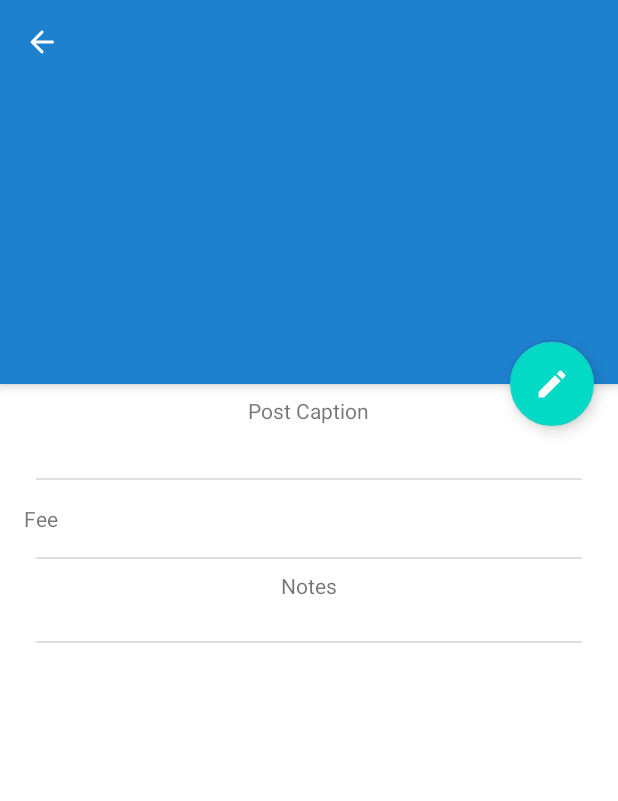
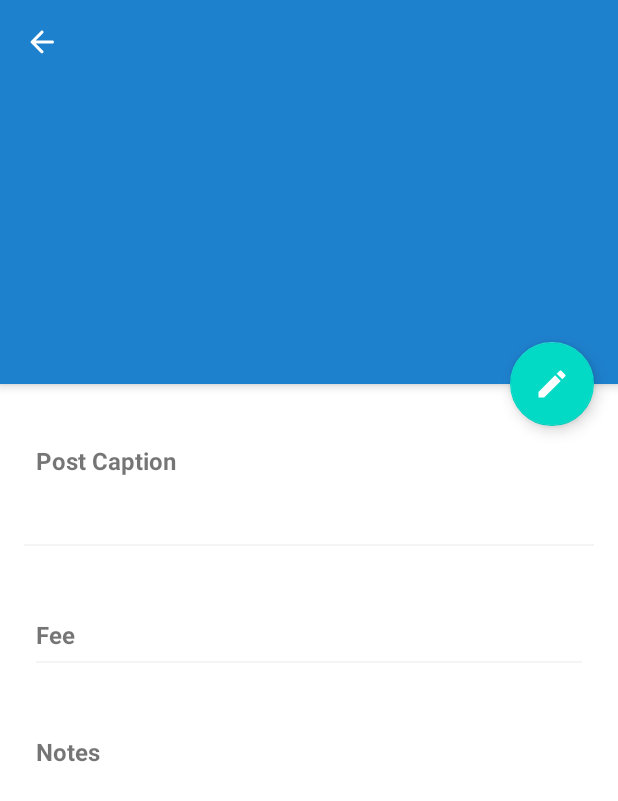
Before and after one commit to teddy-otieno/imp-mobile-android, an Android app: the layout activity_post_submission_view.xml on its own in the app's theme, with its tools: preview values and no code run, on a phone screen of 412 x 824 dp. Shown: the top 801 px of the screen. Run offline under Robolectric (Android 15) with nearby library versions, the phone set to English and light mode, and no system bars.

```diff
--- a/app/src/main/java/com/imp/impandroidclient/campaign/CampaignViewModel.kt
+++ b/app/src/main/java/com/imp/impandroidclient/campaign/CampaignViewModel.kt
@@ -6,8 +6,12 @@ import com.imp.impandroidclient.app_state.repos.CampaignRepository
 import com.imp.impandroidclient.app_state.repos.data.CampaignData
 
 class CampaignViewModel(val campaignId: Int) : ViewModel() {
+
     val campaignData: MutableLiveData<CampaignData> = MutableLiveData(CampaignRepository.getCampaignOfId(campaignId))
+    val dos  get() = CampaignRepository.dosData
+    val donts get() = CampaignRepository.dontsData
 
+    fun loadDosAndDonts() = CampaignRepository.loadDosAndDonts(campaignId)
     fun updateCampaign(campaign: CampaignData) {
         CampaignRepository.updateCampaign(campaign, campaignId)
         campaignData.postValue(CampaignRepository.getCampaignOfId(campaignId))
--- a/app/src/main/java/com/imp/impandroidclient/submission_types/PostSubmissionView.kt
+++ b/app/src/main/java/com/imp/impandroidclient/submission_types/PostSubmissionView.kt
@@ -83,6 +83,10 @@ class PostSubmissionView : AppCompatActivity() {
 
             startActivityForResult(intent, PATCH_NEW_IMAGE)
         }
+
+        app_toolbar.setNavigationOnClickListener {
+            finishAfterTransition()
+        }
     }
 
     override fun onActivityResult(requestCode: Int, resultCode: Int, data: Intent?) {
--- a/app/src/main/res/drawable/drawable_list_card.xml
+++ b/app/src/main/res/drawable/drawable_list_card.xml
@@ -11,7 +11,7 @@
             <solid android:color="@color/white"/>
             <stroke
                 android:width="1dp"
-                android:color="@color/outlineColor"/>
+                android:color="@color/divider_color"/>
 
         </shape>
 
--- a/app/src/main/res/layout/activity_campaign.xml
+++ b/app/src/main/res/layout/activity_campaign.xml
@@ -48,6 +48,7 @@
     </com.google.android.material.appbar.AppBarLayout>
 
     <androidx.core.widget.NestedScrollView
+        android:id="@+id/information_view"
         android:layout_width="match_parent"
         android:layout_height="wrap_content"
         android:background="@color/white"
--- a/app/src/main/res/layout/activity_choose_media.xml
+++ b/app/src/main/res/layout/activity_choose_media.xml
@@ -21,7 +21,6 @@
             app:layout_constraintStart_toStartOf="parent"
             app:layout_constraintTop_toTopOf="parent"
             app:title="@string/phone_gallery"
-            app:menu="@menu/media_menu"
             />
 
 
--- a/app/src/main/res/layout/activity_post_submission_view.xml
+++ b/app/src/main/res/layout/activity_post_submission_view.xml
@@ -28,6 +28,7 @@
                 />
 
             <com.google.android.material.appbar.MaterialToolbar
+                android:id="@+id/app_toolbar"
                 android:layout_width="match_parent"
                 android:layout_height="?attr/actionBarSize"
                 app:navigationIcon="@drawable/ic_arrow_back_24px"
@@ -49,19 +50,27 @@
         <LinearLayout
             android:layout_width="match_parent"
             android:layout_height="wrap_content"
+            android:paddingTop="@dimen/root_top_padding"
             android:orientation="vertical">
 
             <LinearLayout
                 android:layout_width="match_parent"
                 android:layout_height="wrap_content"
+                android:background="@drawable/drawable_list_card"
                 android:orientation="vertical"
+                android:layout_marginVertical="@dimen/item_vertical_margin"
+
+                android:paddingVertical="@dimen/container_vertical_padding"
+                android:paddingHorizontal="@dimen/container_horizontal_padding"
                 >
 
                 <TextView
                     android:layout_width="wrap_content"
                     android:layout_height="wrap_content"
                     android:text="@string/post_caption"
-                    android:layout_gravity="center"
+                    android:textSize="@dimen/submission_view_font_size"
+                    android:textStyle="bold"
+                    android:layout_gravity="start"
                     android:layout_marginVertical="@dimen/item_vertical_margin"
                     />
 
@@ -69,6 +78,8 @@
                     android:id="@+id/caption"
                     android:layout_width="match_parent"
                     android:layout_height="wrap_content"
+                    android:layout_marginTop="8dp"
+                    android:textSize="@dimen/submission_view_font_size"
                     />
 
 
@@ -85,18 +96,24 @@
                 android:layout_width="match_parent"
                 android:layout_height="wrap_content"
                 android:orientation="vertical"
+                android:paddingHorizontal="@dimen/container_horizontal_padding"
+                android:paddingVertical="@dimen/container_vertical_padding"
+                android:layout_marginVertical="@dimen/item_vertical_margin"
                 >
 
                 <LinearLayout
                     android:layout_width="match_parent"
                     android:layout_height="wrap_content"
                     android:orientation="horizontal"
+                    android:background="@drawable/drawable_list_card"
                     >
 
                     <TextView
                         android:layout_width="wrap_content"
                         android:layout_height="wrap_content"
                         android:text="@string/fee"
+                        android:textStyle="bold"
+                        android:textSize="@dimen/submission_view_font_size"
                         android:layout_gravity="center"
                         android:layout_marginVertical="@dimen/item_vertical_margin"
                         />
@@ -105,6 +122,9 @@
                         android:id="@+id/fee_rate"
                         android:layout_width="match_parent"
                         android:layout_height="wrap_content"
+                        android:textSize="@dimen/submission_view_font_size"
+                        android:layout_gravity="center_vertical"
+                        android:layout_marginStart="8dp"
                         />
 
                 </LinearLayout>
@@ -122,27 +142,30 @@
             <LinearLayout
                 android:layout_width="match_parent"
                 android:layout_height="wrap_content"
+                android:layout_marginVertical="@dimen/item_vertical_margin"
+                android:paddingHorizontal="@dimen/container_horizontal_padding"
+                android:background="@drawable/drawable_list_card"
+                android:paddingVertical="@dimen/container_vertical_padding"
                 android:orientation="vertical">
 
                 <TextView
                     android:layout_width="wrap_content"
                     android:layout_height="wrap_content"
                     android:text="@string/notes"
-                    android:layout_gravity="center"/>
+                    android:textStyle="bold"
+                    android:layout_gravity="start"
+                    android:textSize="@dimen/submission_view_font_size"
+                    />
 
                 <TextView
                     android:id="@+id/notes"
                     android:layout_width="match_parent"
                     android:layout_height="wrap_content"
+                    android:layout_marginTop="8dp"
+                    android:textSize="@dimen/submission_view_font_size"
                     />
             </LinearLayout>
 
-            <View
-                android:layout_width="match_parent"
-                android:layout_height="wrap_content"
-                android:layout_margin="@dimen/item_vertical_margin"
-                style="@style/Divider"
-                />
 
         </LinearLayout>
 
--- a/app/src/main/res/values/colors.xml
+++ b/app/src/main/res/values/colors.xml
@@ -15,4 +15,5 @@
     <color name="svg_grey">#737373</color>
     <color name="transparent">#00FFFFFF</color>
     <color name="green">#47BC7A</color>
+    <color name="divider_color">#f4f4f4</color>
 </resources>
--- a/app/src/main/res/values/dimens.xml
+++ b/app/src/main/res/values/dimens.xml
@@ -14,4 +14,7 @@
     <dimen name="root_top_padding">16dp</dimen>
     <dimen name="frame_bottom_padding">16dp</dimen>
     <dimen name="dimen_margin">8dp</dimen>
+    <dimen name="submission_view_font_size">16sp</dimen>
+    <dimen name="container_horizontal_padding">8dp</dimen>
+    <dimen name="container_vertical_padding">8dp</dimen>
 </resources>
--- a/app/src/main/res/values/styles.xml
+++ b/app/src/main/res/values/styles.xml
@@ -13,6 +13,5 @@
     <style name="Divider" >
         <item name="android:layout_width">match_parent</item>
         <item name="android:layout_height">1px</item>
-        <item name="android:background">?android:attr/listDivider</item>
     </style>
 </resources>
```
Also changed, not shown: app/src/main/java/com/imp/impandroidclient/app_state/repos/CampaignRepository.kt (+124 -4 lines), app/src/main/java/com/imp/impandroidclient/app_state/repos/data/CampaignData.kt (+12 -3 lines), app/src/main/java/com/imp/impandroidclient/campaign/CampaignActivity.kt (+36 -0 lines), app/src/main/java/com/imp/impandroidclient/dashboards/ui/home/HomeFragment.kt (+29 -9 lines), app/src/main/res/layout/frame_campaign_view.xml (+38 -26 lines), app/src/main/res/layout/item_text_view.xml (added, +8 -0 lines), app/src/main/res/layout/layout_campaign_info_details.xml (+4 -8 lines), app/src/main/res/layout/layout_post_submission_card.xml (+4 -3 lines).
